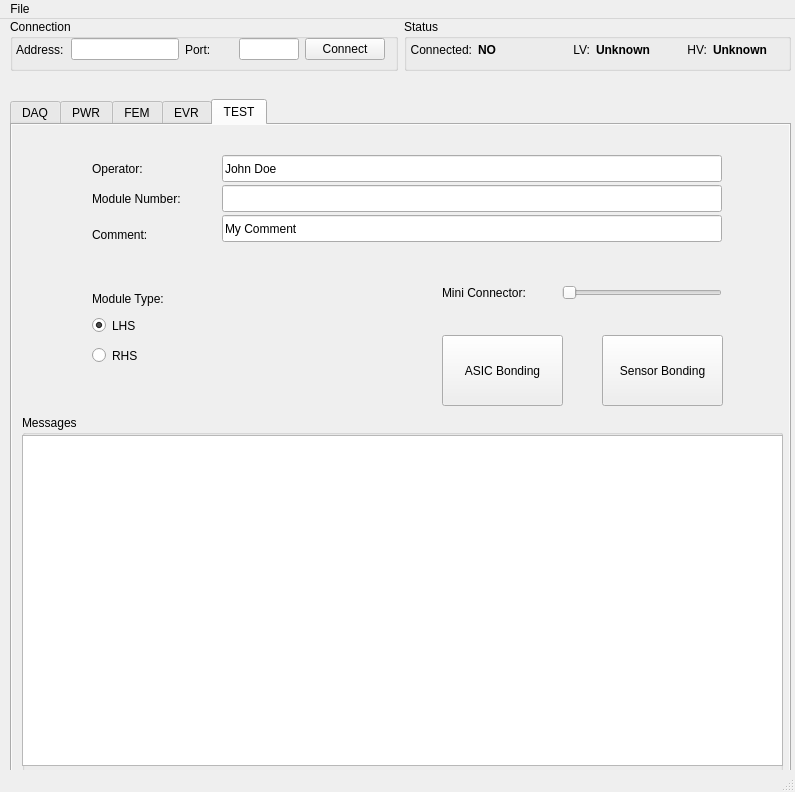
Above: app/lpd/gui/main_window.ui from stfc-aeg/lpd-detector before the change. Below: the same form after it.
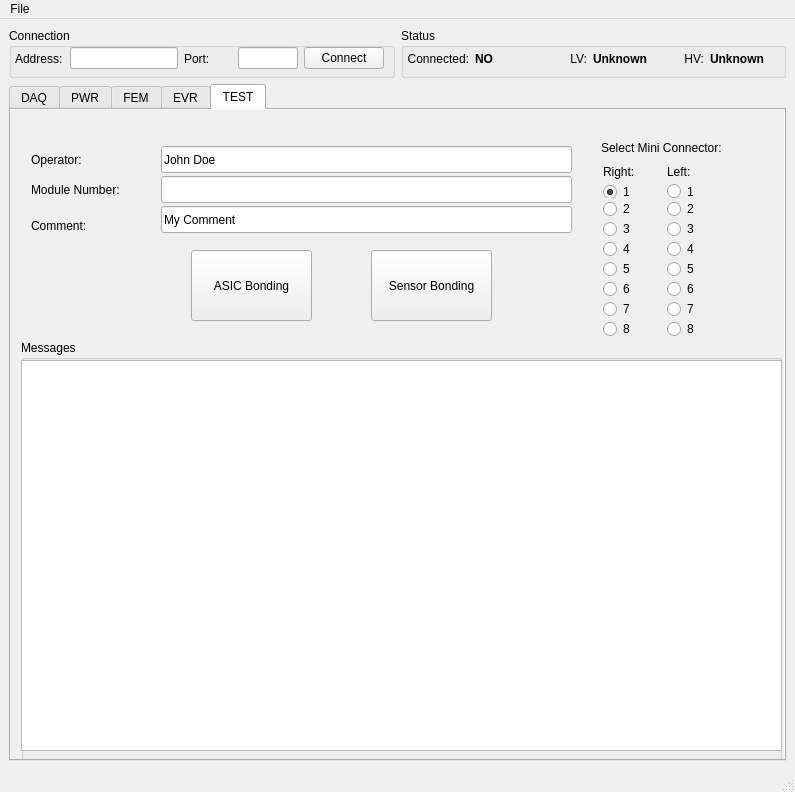
That is the form after the change. Icons and pictures are not drawn.

The edit to the form file:
```diff
--- a/app/lpd/gui/main_window.ui
+++ b/app/lpd/gui/main_window.ui
@@ -17,15 +17,263 @@
    <string/>
   </property>
   <widget class="QWidget" name="centralwidget">
+   <layout class="QGridLayout" name="gridLayout_10">
+    <item row="0" column="0">
+     <layout class="QHBoxLayout" name="horizontalLayout_3">
+      <item>
+       <widget class="QGroupBox" name="groupBox">
+        <property name="enabled">
+         <bool>true</bool>
+        </property>
+        <property name="minimumSize">
+         <size>
+          <width>0</width>
+          <height>50</height>
+         </size>
+        </property>
+        <property name="title">
+         <string>Connection</string>
+        </property>
+        <widget class="QWidget" name="horizontalLayoutWidget">
+         <property name="geometry">
+          <rect>
+           <x>0</x>
+           <y>10</y>
+           <width>381</width>
+           <height>41</height>
+          </rect>
+         </property>
+         <layout class="QHBoxLayout" name="connectLayout">
+          <property name="leftMargin">
+           <number>6</number>
+          </property>
+          <property name="rightMargin">
+           <number>6</number>
+          </property>
+          <item>
+           <widget class="QLabel" name="label">
+            <property name="text">
+             <string>Address:</string>
+            </property>
+           </widget>
+          </item>
+          <item>
+           <widget class="QLineEdit" name="connectAddr">
+            <property name="sizePolicy">
+             <sizepolicy hsizetype="Fixed" vsizetype="Fixed">
+              <horstretch>0</horstretch>
+              <verstretch>0</verstretch>
+             </sizepolicy>
+            </property>
+            <property name="minimumSize">
+             <size>
+              <width>90</width>
+              <height>0</height>
+             </size>
+            </property>
+            <property name="maximumSize">
+             <size>
+              <width>140</width>
+              <height>16777215</height>
+             </size>
+            </property>
+            <property name="text">
+             <string/>
+            </property>
+            <property name="maxLength">
+             <number>200</number>
+            </property>
+            <property name="frame">
+             <bool>true</bool>
+            </property>
+            <property name="alignment">
+             <set>Qt::AlignLeading|Qt::AlignLeft|Qt::AlignVCenter</set>
+            </property>
+            <property name="placeholderText">
+             <string/>
+            </property>
+           </widget>
+          </item>
+          <item>
+           <widget class="QLabel" name="label_2">
+            <property name="text">
+             <string>Port:</string>
+            </property>
+           </widget>
+          </item>
+          <item>
+           <widget class="QLineEdit" name="connectPort">
+            <property name="sizePolicy">
+             <sizepolicy hsizetype="Fixed" vsizetype="Fixed">
+              <horstretch>0</horstretch>
+              <verstretch>0</verstretch>
+             </sizepolicy>
+            </property>
+            <property name="maximumSize">
+             <size>
+              <width>60</width>
+              <height>16777215</height>
+             </size>
+            </property>
+            <property name="text">
+             <string/>
+            </property>
+            <property name="alignment">
+             <set>Qt::AlignLeading|Qt::AlignLeft|Qt::AlignVCenter</set>
+            </property>
+            <property name="placeholderText">
+             <string/>
+            </property>
+           </widget>
+          </item>
+          <item>
+           <widget class="QPushButton" name="connectButton">
+            <property name="text">
+             <string>  Connect  </string>
+            </property>
+           </widget>
+          </item>
+         </layout>
+        </widget>
+       </widget>
+      </item>
+      <item>
+       <widget class="QGroupBox" name="groupBox_2">
+        <property name="title">
+         <string>Status</string>
+        </property>
+        <widget class="QWidget" name="horizontalLayoutWidget_3">
+         <property name="geometry">
+          <rect>
+           <x>0</x>
+           <y>10</y>
+           <width>395</width>
+           <height>41</height>
+          </rect>
+         </property>
+         <layout class="QHBoxLayout" name="horizontalLayout_4">
+          <property name="leftMargin">
+           <number>6</number>
+          </property>
+          <property name="topMargin">
+           <number>0</number>
+          </property>
+          <property name="rightMargin">
+           <number>6</number>
+          </property>
+          <item>
+           <widget class="QLabel" name="label_22">
+            <property name="text">
+             <string>Connected:</string>
+            </property>
+            <property name="alignment">
+             <set>Qt::AlignRight|Qt::AlignTrailing|Qt::AlignVCenter</set>
+            </property>
+           </widget>
+          </item>
+          <item>
+           <widget class="QLabel" name="connectStatus">
+            <property name="sizePolicy">
+             <sizepolicy hsizetype="Fixed" vsizetype="Preferred">
+              <horstretch>0</horstretch>
+              <verstretch>0</verstretch>
+             </sizepolicy>
+            </property>
+            <property name="minimumSize">
+             <size>
+              <width>80</width>
+              <height>0</height>
+             </size>
+            </property>
+            <property name="font">
+             <font>
+              <weight>75</weight>
+              <bold>true</bold>
+             </font>
+            </property>
+            <property name="text">
+             <string>NO</string>
+            </property>
+           </widget>
+          </item>
+          <item>
+           <widget class="QLabel" name="label_23">
+            <property name="text">
+             <string>LV:</string>
+            </property>
+            <property name="alignment">
+             <set>Qt::AlignRight|Qt::AlignTrailing|Qt::AlignVCenter</set>
+            </property>
+           </widget>
+          </item>
+          <item>
+           <widget class="QLabel" name="lvStatus">
+            <property name="sizePolicy">
+             <sizepolicy hsizetype="Fixed" vsizetype="Preferred">
+              <horstretch>0</horstretch>
+              <verstretch>0</verstretch>
+             </sizepolicy>
+            </property>
+            <property name="minimumSize">
+             <size>
+              <width>80</width>
+              <height>0</height>
+             </size>
+            </property>
+            <property name="font">
+             <font>
+              <weight>75</weight>
+              <bold>true</bold>
+             </font>
+            </property>
+            <property name="text">
+             <string>Unknown</string>
+            </property>
+           </widget>
+          </item>
+          <item>
+           <widget class="QLabel" name="label_25">
+            <property name="text">
+             <string>HV:</string>
+            </property>
+            <property name="alignment">
+             <set>Qt::AlignRight|Qt::AlignTrailing|Qt::AlignVCenter</set>
+            </property>
+           </widget>
+          </item>
+          <item>
+           <widget class="QLabel" name="hvStatus">
+            <property name="sizePolicy">
+             <sizepolicy hsizetype="Fixed" vsizetype="Preferred">
+              <horstretch>0</horstretch>
+              <verstretch>0</verstretch>
+             </sizepolicy>
+            </property>
+            <property name="minimumSize">
+             <size>
+              <width>80</width>
+              <height>0</height>
+             </size>
+            </property>
+            <property name="font">
+             <font>
+              <weight>75</weight>
+              <bold>true</bold>
+             </font>
+            </property>
+            <property name="text">
+             <string>Unknown</string>
+            </property>
+           </widget>
+          </item>
+         </layout>
+        </widget>
+       </widget>
+      </item>
+     </layout>
+    </item>
+    <item row="1" column="0">
    <widget class="QTabWidget" name="verticalTabWidget">
-    <property name="geometry">
-     <rect>
-      <x>10</x>
-      <y>80</y>
-      <width>781</width>
-      <height>681</height>
-     </rect>
-    </property>
     <property name="currentIndex">
      <number>4</number>
     </property>
@@ -4490,9 +4738,9 @@
       <property name="geometry">
        <rect>
         <x>10</x>
-        <y>290</y>
+          <y>230</y>
         <width>761</width>
-        <height>361</height>
+          <height>421</height>
        </rect>
       </property>
       <property name="title">
@@ -4504,7 +4752,7 @@
          <x>0</x>
          <y>20</y>
          <width>761</width>
-         <height>331</height>
+           <height>391</height>
         </rect>
        </property>
        <property name="font">
@@ -4524,8 +4772,8 @@
      <widget class="QLabel" name="operatorLabel">
       <property name="geometry">
        <rect>
-        <x>80</x>
-        <y>24</y>
+          <x>20</x>
+          <y>30</y>
         <width>121</width>
         <height>39</height>
        </rect>
@@ -4537,9 +4785,9 @@
      <widget class="QLineEdit" name="operatorEdit">
       <property name="geometry">
        <rect>
-        <x>210</x>
-        <y>30</y>
-        <width>500</width>
+          <x>150</x>
+          <y>36</y>
+          <width>411</width>
         <height>27</height>
        </rect>
       </property>
@@ -4580,9 +4828,9 @@
      <widget class="QLineEdit" name="moduleNumberEdit">
       <property name="geometry">
        <rect>
-        <x>210</x>
-        <y>60</y>
-        <width>500</width>
+          <x>150</x>
+          <y>66</y>
+          <width>411</width>
         <height>27</height>
        </rect>
       </property>
@@ -4623,8 +4871,8 @@
      <widget class="QLabel" name="moduleNumberLabel">
       <property name="geometry">
        <rect>
-        <x>80</x>
-        <y>54</y>
+          <x>20</x>
+          <y>60</y>
         <width>121</width>
         <height>39</height>
        </rect>
@@ -4636,8 +4884,8 @@
      <widget class="QLabel" name="commentLabel">
       <property name="geometry">
        <rect>
-        <x>80</x>
-        <y>90</y>
+          <x>20</x>
+          <y>96</y>
         <width>121</width>
         <height>39</height>
        </rect>
@@ -4649,9 +4897,9 @@
      <widget class="QLineEdit" name="commentEdit">
       <property name="geometry">
        <rect>
-        <x>210</x>
-        <y>90</y>
-        <width>500</width>
+          <x>150</x>
+          <y>96</y>
+          <width>411</width>
         <height>27</height>
        </rect>
       </property>
@@ -4689,59 +4937,11 @@
        <string/>
       </property>
      </widget>
-     <widget class="QRadioButton" name="moduleLhsSel">
-      <property name="geometry">
-       <rect>
-        <x>80</x>
-        <y>190</y>
-        <width>55</width>
-        <height>21</height>
-       </rect>
-      </property>
-      <property name="text">
-       <string>LHS</string>
-      </property>
-      <property name="checked">
-       <bool>true</bool>
-      </property>
-      <attribute name="buttonGroup">
-       <string notr="true">moduleTypeButtonGroup</string>
-      </attribute>
-     </widget>
-     <widget class="QLabel" name="moduleTypeLabel">
-      <property name="geometry">
-       <rect>
-        <x>80</x>
-        <y>160</y>
-        <width>91</width>
-        <height>27</height>
-       </rect>
-      </property>
-      <property name="text">
-       <string>Module Type:</string>
-      </property>
-     </widget>
-     <widget class="QRadioButton" name="moduleRhsSel">
-      <property name="geometry">
-       <rect>
-        <x>80</x>
-        <y>220</y>
-        <width>61</width>
-        <height>21</height>
-       </rect>
-      </property>
-      <property name="text">
-       <string>RHS</string>
-      </property>
-      <attribute name="buttonGroup">
-       <string notr="true">moduleTypeButtonGroup</string>
-      </attribute>
-     </widget>
      <widget class="QPushButton" name="asicBondingBtn">
       <property name="geometry">
        <rect>
-        <x>430</x>
-        <y>210</y>
+          <x>180</x>
+          <y>140</y>
         <width>121</width>
         <height>71</height>
        </rect>
@@ -4765,8 +4965,8 @@
      <widget class="QPushButton" name="sensorBondingBtn">
       <property name="geometry">
        <rect>
-        <x>590</x>
-        <y>210</y>
+          <x>360</x>
+          <y>140</y>
         <width>121</width>
         <height>71</height>
        </rect>
@@ -4787,321 +4987,334 @@
        <string>Sensor Bonding</string>
       </property>
      </widget>
-     <widget class="QSlider" name="horizontalSlider">
+       <widget class="QLabel" name="miniConnectLbl">
       <property name="geometry">
        <rect>
-        <x>550</x>
-        <y>160</y>
-        <width>160</width>
+          <x>590</x>
+          <y>30</y>
+          <width>151</width>
         <height>16</height>
        </rect>
       </property>
-      <property name="minimum">
-       <number>1</number>
-      </property>
-      <property name="maximum">
-       <number>8</number>
-      </property>
-      <property name="orientation">
-       <enum>Qt::Horizontal</enum>
-      </property>
-     </widget>
-     <widget class="QLabel" name="miniConnectorLabel">
-      <property name="geometry">
-       <rect>
-        <x>430</x>
-        <y>160</y>
-        <width>101</width>
-        <height>16</height>
-       </rect>
-      </property>
+        <property name="layoutDirection">
+         <enum>Qt::RightToLeft</enum>
+        </property>
       <property name="text">
-       <string>Mini Connector:</string>
-      </property>
-     </widget>
-     <widget class="QLabel" name="supermoduleMapLabel">
+         <string>Select Mini Connector: </string>
+        </property>
+       </widget>
+       <widget class="QWidget" name="layoutWidget">
       <property name="geometry">
        <rect>
-        <x>210</x>
-        <y>140</y>
-        <width>161</width>
-        <height>151</height>
-       </rect>
-      </property>
-      <property name="text">
-       <string/>
-      </property>
-      <property name="pixmap">
-       <pixmap>images/supermodule_map.png</pixmap>
-      </property>
-      <property name="scaledContents">
-       <bool>true</bool>
-      </property>
-     </widget>
-    </widget>
-   </widget>
-   <widget class="QWidget" name="horizontalLayoutWidget_2">
-    <property name="geometry">
-     <rect>
-      <x>10</x>
-      <y>0</y>
-      <width>781</width>
-      <height>52</height>
-     </rect>
-    </property>
-    <layout class="QHBoxLayout" name="horizontalLayout_3">
-     <item>
-      <widget class="QGroupBox" name="groupBox">
-       <property name="enabled">
-        <bool>true</bool>
-       </property>
-       <property name="minimumSize">
-        <size>
-         <width>0</width>
-         <height>50</height>
-        </size>
-       </property>
-       <property name="title">
-        <string>Connection</string>
-       </property>
-       <widget class="QWidget" name="horizontalLayoutWidget">
-        <property name="geometry">
-         <rect>
-          <x>0</x>
-          <y>10</y>
-          <width>381</width>
-          <height>41</height>
-         </rect>
-        </property>
-        <layout class="QHBoxLayout" name="connectLayout">
-         <property name="leftMargin">
-          <number>6</number>
-         </property>
-         <property name="rightMargin">
-          <number>6</number>
-         </property>
-         <item>
-          <widget class="QLabel" name="label">
-           <property name="text">
-            <string>Address:</string>
-           </property>
-          </widget>
-         </item>
-         <item>
-          <widget class="QLineEdit" name="connectAddr">
-           <property name="sizePolicy">
-            <sizepolicy hsizetype="Fixed" vsizetype="Fixed">
-             <horstretch>0</horstretch>
-             <verstretch>0</verstretch>
-            </sizepolicy>
-           </property>
-           <property name="minimumSize">
-            <size>
-             <width>90</width>
-             <height>0</height>
-            </size>
-           </property>
-           <property name="maximumSize">
-            <size>
-             <width>140</width>
-             <height>16777215</height>
-            </size>
-           </property>
-           <property name="text">
-            <string/>
-           </property>
-           <property name="maxLength">
-            <number>200</number>
-           </property>
-           <property name="frame">
-            <bool>true</bool>
-           </property>
-           <property name="alignment">
-            <set>Qt::AlignLeading|Qt::AlignLeft|Qt::AlignVCenter</set>
-           </property>
-           <property name="placeholderText">
-            <string/>
-           </property>
-          </widget>
-         </item>
-         <item>
-          <widget class="QLabel" name="label_2">
-           <property name="text">
-            <string>Port:</string>
-           </property>
-          </widget>
-         </item>
-         <item>
-          <widget class="QLineEdit" name="connectPort">
-           <property name="sizePolicy">
-            <sizepolicy hsizetype="Fixed" vsizetype="Fixed">
-             <horstretch>0</horstretch>
-             <verstretch>0</verstretch>
-            </sizepolicy>
-           </property>
-           <property name="maximumSize">
-            <size>
-             <width>60</width>
-             <height>16777215</height>
-            </size>
-           </property>
-           <property name="text">
-            <string/>
-           </property>
-           <property name="alignment">
-            <set>Qt::AlignLeading|Qt::AlignLeft|Qt::AlignVCenter</set>
-           </property>
-           <property name="placeholderText">
-            <string/>
-           </property>
-          </widget>
-         </item>
-         <item>
-          <widget class="QPushButton" name="connectButton">
-           <property name="text">
-            <string>  Connect  </string>
-           </property>
-          </widget>
-         </item>
-        </layout>
-       </widget>
-      </widget>
-     </item>
-     <item>
-      <widget class="QGroupBox" name="groupBox_2">
-       <property name="title">
-        <string>Status</string>
-       </property>
-       <widget class="QWidget" name="horizontalLayoutWidget_3">
-        <property name="geometry">
-         <rect>
-          <x>0</x>
-          <y>10</y>
-          <width>395</width>
-          <height>41</height>
-         </rect>
-        </property>
-        <layout class="QHBoxLayout" name="horizontalLayout_4">
-         <property name="leftMargin">
-          <number>6</number>
-         </property>
-         <property name="topMargin">
+          <x>590</x>
+          <y>50</y>
+          <width>131</width>
+          <height>179</height>
+         </rect>
+        </property>
+        <layout class="QGridLayout" name="gridLayout_9">
+         <property name="spacing">
           <number>0</number>
          </property>
-         <property name="rightMargin">
-          <number>6</number>
-         </property>
-         <item>
-          <widget class="QLabel" name="label_22">
+         <item row="0" column="0">
+          <widget class="QLabel" name="label_84">
+           <property name="text">
+            <string>Right:</string>
+           </property>
+          </widget>
+         </item>
+         <item row="0" column="1">
+          <widget class="QLabel" name="label_86">
            <property name="text">
-            <string>Connected:</string>
+            <string>Left:</string>
            </property>
-           <property name="alignment">
-            <set>Qt::AlignRight|Qt::AlignTrailing|Qt::AlignVCenter</set>
+          </widget>
+         </item>
+         <item row="1" column="0">
+          <widget class="QRadioButton" name="connectorBtn1">
+           <property name="maximumSize">
+            <size>
+             <width>62</width>
+             <height>13</height>
+            </size>
            </property>
+           <property name="text">
+            <string>1</string>
+           </property>
+           <property name="iconSize">
+            <size>
+             <width>24</width>
+             <height>15</height>
+            </size>
+           </property>
+           <property name="checked">
+            <bool>true</bool>
+           </property>
+           <attribute name="buttonGroup">
+            <string notr="true">connectorButtonGroup</string>
+           </attribute>
           </widget>
          </item>
-         <item>
-          <widget class="QLabel" name="connectStatus">
-           <property name="sizePolicy">
-            <sizepolicy hsizetype="Fixed" vsizetype="Preferred">
-             <horstretch>0</horstretch>
-             <verstretch>0</verstretch>
-            </sizepolicy>
+         <item row="1" column="1">
+          <widget class="QRadioButton" name="connectorBtn9">
+           <property name="maximumSize">
+            <size>
+             <width>61</width>
+             <height>15</height>
+            </size>
            </property>
-           <property name="minimumSize">
+           <property name="text">
+            <string>1</string>
+           </property>
+           <property name="iconSize">
             <size>
-             <width>80</width>
-             <height>0</height>
+             <width>24</width>
+             <height>15</height>
             </size>
            </property>
-           <property name="font">
-            <font>
-             <weight>75</weight>
-             <bold>true</bold>
-            </font>
+           <property name="autoRepeatInterval">
+            <number>100</number>
            </property>
+           <attribute name="buttonGroup">
+            <string notr="true">connectorButtonGroup</string>
+           </attribute>
+          </widget>
+         </item>
+         <item row="2" column="0">
+          <widget class="QRadioButton" name="connectorBtn2">
            <property name="text">
-            <string>NO</string>
+            <string>2</string>
            </property>
+           <property name="iconSize">
+            <size>
+             <width>24</width>
+             <height>15</height>
+            </size>
+           </property>
+           <attribute name="buttonGroup">
+            <string notr="true">connectorButtonGroup</string>
+           </attribute>
           </widget>
          </item>
-         <item>
-          <widget class="QLabel" name="label_23">
+         <item row="2" column="1">
+          <widget class="QRadioButton" name="connectorBtn10">
            <property name="text">
-            <string>LV:</string>
+            <string>2</string>
            </property>
-           <property name="alignment">
-            <set>Qt::AlignRight|Qt::AlignTrailing|Qt::AlignVCenter</set>
+           <property name="iconSize">
+            <size>
+             <width>24</width>
+             <height>15</height>
+            </size>
            </property>
           </widget>
          </item>
-         <item>
-          <widget class="QLabel" name="lvStatus">
-           <property name="sizePolicy">
-            <sizepolicy hsizetype="Fixed" vsizetype="Preferred">
-             <horstretch>0</horstretch>
-             <verstretch>0</verstretch>
-            </sizepolicy>
+         <item row="3" column="0">
+          <widget class="QRadioButton" name="connectorBtn3">
+           <property name="text">
+            <string>3</string>
            </property>
-           <property name="minimumSize">
+           <property name="iconSize">
             <size>
-             <width>80</width>
-             <height>0</height>
+             <width>24</width>
+             <height>15</height>
             </size>
            </property>
-           <property name="font">
-            <font>
-             <weight>75</weight>
-             <bold>true</bold>
-            </font>
+           <attribute name="buttonGroup">
+            <string notr="true">connectorButtonGroup</string>
+           </attribute>
+          </widget>
+         </item>
+         <item row="3" column="1">
+          <widget class="QRadioButton" name="connectorBtn11">
+           <property name="text">
+            <string>3</string>
            </property>
+           <property name="iconSize">
+            <size>
+             <width>24</width>
+             <height>15</height>
+            </size>
+           </property>
+           <attribute name="buttonGroup">
+            <string notr="true">connectorButtonGroup</string>
+           </attribute>
+          </widget>
+         </item>
+         <item row="4" column="0">
+          <widget class="QRadioButton" name="connectorBtn4">
            <property name="text">
-            <string>Unknown</string>
+            <string>4</string>
            </property>
+           <property name="iconSize">
+            <size>
+             <width>24</width>
+             <height>15</height>
+            </size>
+           </property>
+           <attribute name="buttonGroup">
+            <string notr="true">connectorButtonGroup</string>
+           </attribute>
           </widget>
          </item>
-         <item>
-          <widget class="QLabel" name="label_25">
+         <item row="4" column="1">
+          <widget class="QRadioButton" name="connectorBtn12">
            <property name="text">
-            <string>HV:</string>
+            <string>4</string>
            </property>
-           <property name="alignment">
-            <set>Qt::AlignRight|Qt::AlignTrailing|Qt::AlignVCenter</set>
+           <property name="iconSize">
+            <size>
+             <width>24</width>
+             <height>15</height>
+            </size>
            </property>
           </widget>
          </item>
-         <item>
-          <widget class="QLabel" name="hvStatus">
-           <property name="sizePolicy">
-            <sizepolicy hsizetype="Fixed" vsizetype="Preferred">
-             <horstretch>0</horstretch>
-             <verstretch>0</verstretch>
-            </sizepolicy>
+         <item row="5" column="0">
+          <widget class="QRadioButton" name="connectorBtn5">
+           <property name="text">
+            <string>5</string>
            </property>
-           <property name="minimumSize">
+           <property name="iconSize">
             <size>
-             <width>80</width>
-             <height>0</height>
+             <width>24</width>
+             <height>15</height>
             </size>
            </property>
-           <property name="font">
-            <font>
-             <weight>75</weight>
-             <bold>true</bold>
-            </font>
+           <attribute name="buttonGroup">
+            <string notr="true">connectorButtonGroup</string>
+           </attribute>
+          </widget>
+         </item>
+         <item row="5" column="1">
+          <widget class="QRadioButton" name="connectorBtn13">
+           <property name="text">
+            <string>5</string>
            </property>
+           <property name="iconSize">
+            <size>
+             <width>24</width>
+             <height>15</height>
+            </size>
+           </property>
+           <attribute name="buttonGroup">
+            <string notr="true">connectorButtonGroup</string>
+           </attribute>
+          </widget>
+         </item>
+         <item row="6" column="0">
+          <widget class="QRadioButton" name="connectorBtn6">
            <property name="text">
-            <string>Unknown</string>
+            <string>6</string>
            </property>
+           <property name="iconSize">
+            <size>
+             <width>24</width>
+             <height>15</height>
+            </size>
+           </property>
+           <attribute name="buttonGroup">
+            <string notr="true">connectorButtonGroup</string>
+           </attribute>
           </widget>
          </item>
-        </layout>
-       </widget>
-      </widget>
-     </item>
-    </layout>
-   </widget>
+         <item row="6" column="1">
+          <widget class="QRadioButton" name="connectorBtn14">
+           <property name="text">
+            <string>6</string>
+           </property>
+           <property name="iconSize">
+            <size>
+             <width>24</width>
+             <height>15</height>
+            </size>
+           </property>
+           <attribute name="buttonGroup">
+            <string notr="true">connectorButtonGroup</string>
+           </attribute>
+          </widget>
+         </item>
+         <item row="7" column="0">
+          <widget class="QRadioButton" name="connectorBtn7">
+           <property name="text">
+            <string>7</string>
+           </property>
+           <property name="iconSize">
+            <size>
+             <width>24</width>
+             <height>15</height>
+            </size>
+           </property>
+           <attribute name="buttonGroup">
+            <string notr="true">connectorButtonGroup</string>
+           </attribute>
+          </widget>
+         </item>
+         <item row="7" column="1">
+          <widget class="QRadioButton" name="connectorBtn15">
+           <property name="text">
+            <string>7</string>
+           </property>
+           <property name="iconSize">
+            <size>
+             <width>24</width>
+             <height>15</height>
+            </size>
+           </property>
+           <attribute name="buttonGroup">
+            <string notr="true">connectorButtonGroup</string>
+           </attribute>
+          </widget>
+         </item>
+         <item row="8" column="0">
+          <widget class="QRadioButton" name="connectorBtn8">
+           <property name="text">
+            <string>8</string>
+           </property>
+           <property name="iconSize">
+            <size>
+             <width>24</width>
+             <height>15</height>
+            </size>
+           </property>
+           <attribute name="buttonGroup">
+            <string notr="true">connectorButtonGroup</string>
+           </attribute>
+          </widget>
+         </item>
+         <item row="8" column="1">
+          <widget class="QRadioButton" name="connectorBtn16">
+           <property name="text">
+            <string>8</string>
+           </property>
+           <property name="iconSize">
+            <size>
+             <width>24</width>
+             <height>15</height>
+            </size>
+           </property>
+           <attribute name="buttonGroup">
+            <string notr="true">connectorButtonGroup</string>
+           </attribute>
+          </widget>
+         </item>
+        </layout>
+       </widget>
+       <zorder>layoutWidget</zorder>
+       <zorder>testMessageGroupBox</zorder>
+       <zorder>operatorLabel</zorder>
+       <zorder>operatorEdit</zorder>
+       <zorder>moduleNumberEdit</zorder>
+       <zorder>moduleNumberLabel</zorder>
+       <zorder>commentLabel</zorder>
+       <zorder>commentEdit</zorder>
+       <zorder>asicBondingBtn</zorder>
+       <zorder>sensorBondingBtn</zorder>
+       <zorder>miniConnectLbl</zorder>
+      </widget>
+     </widget>
+    </item>
+   </layout>
   </widget>
   <widget class="QMenuBar" name="menubar">
    <property name="geometry">
```
Left out of the diff: 7 changed lines with no effect on the pictures. Lines whose indentation alone changed are shown as unchanged.
